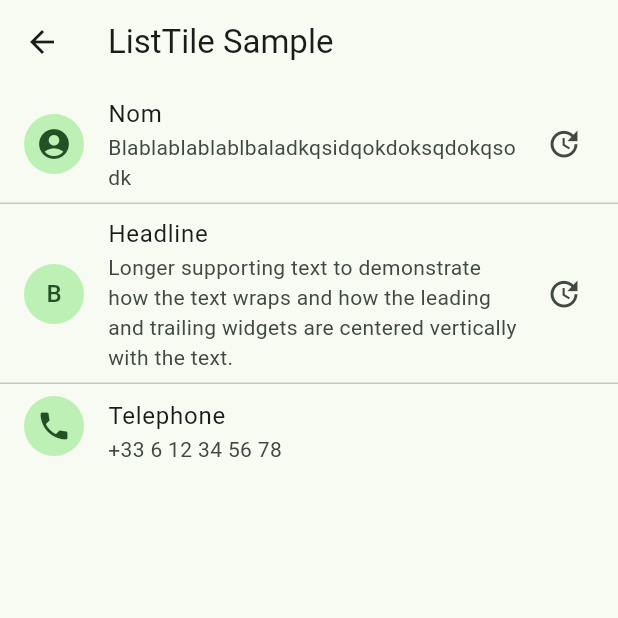
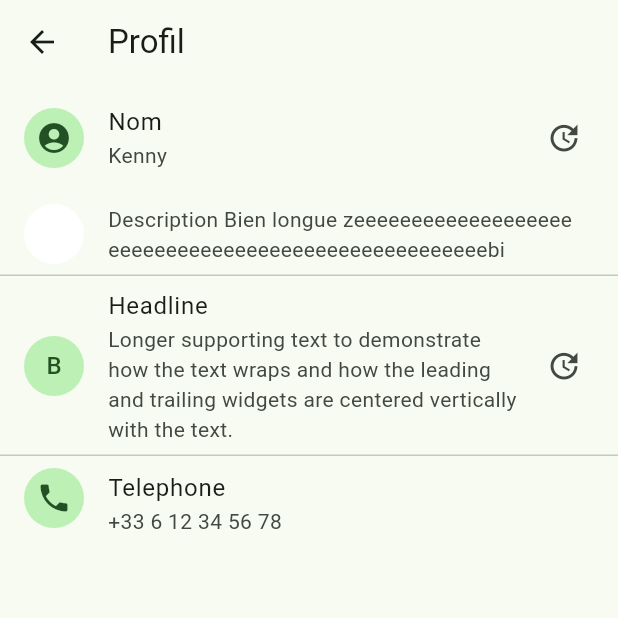
Before and after one commit to bingchillin/4MOC-Flutter-Archi-Firebase, a Flutter app: the ProfilScreen screen opened by its route, on a phone screen of 412 x 824 dp, the top half of it. Run offline on Flutter 3.47's test engine with Material 3 defaults, Android fonts, the phone set to English and light mode, and no system bars.

Commit message:
Update profil_screen.dart

```diff
--- a/lib/profil_screen/profil_screen.dart
+++ b/lib/profil_screen/profil_screen.dart
@@ -18,14 +18,18 @@ class _ProfilScreenState extends State<ProfilScreen> {
   @override
   Widget build(BuildContext context) {
     return Scaffold(
-      appBar: AppBar(title: const Text('ListTile Sample')),
+      appBar: AppBar(title: const Text('Profil')),
       body: ListView(
         children: const <Widget>[
           ListTile(
             leading: CircleAvatar(child: Icon(Icons.account_circle_rounded)),
             title: Text('Nom'),
-            subtitle: Text('Blablablablablbaladkqsidqokdoksqdokqsodk'),
+            subtitle: Text('Kenny'),
             trailing: Icon(Icons.update),
+          ),
+          ListTile(
+            leading: CircleAvatar(backgroundColor: Colors.white,),
+            subtitle: Text("Description Bien longue zeeeeeeeeeeeeeeeeeeeeeeeeeeeeeeeeeeeeeeeeeeeeeeeeeeeebi"),
           ),
           Divider(height: 0),
           ListTile(
```
